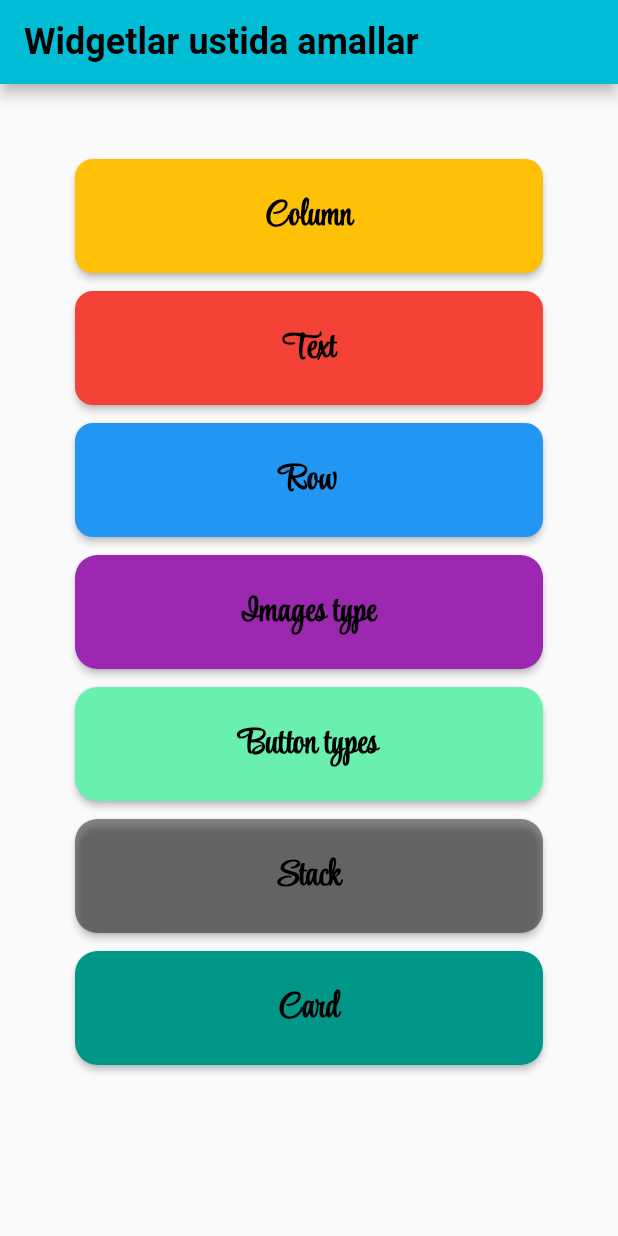
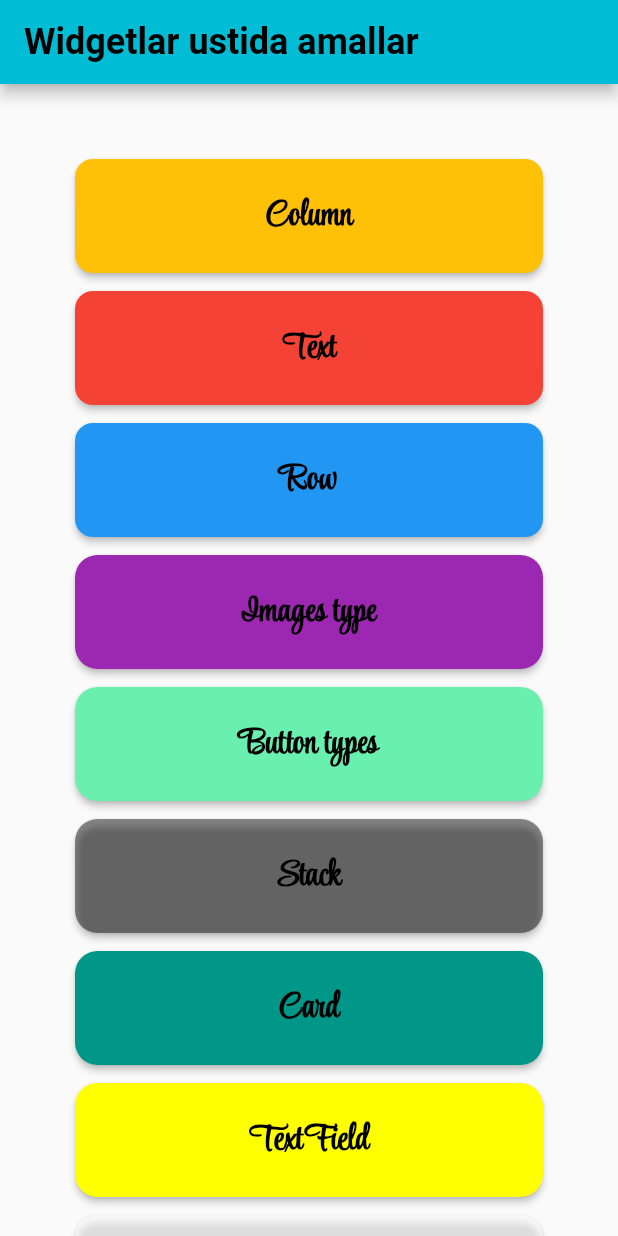
Before and after one commit to d0niy0r/flutter-widgets, a Flutter app: the screen it shows after launch, on a phone screen of 412 x 824 dp. Run offline on Flutter 3.47's test engine with Material 2 defaults, Android fonts, the phone set to English and light mode, and no system bars.

Commit message:
Added Card , Stack, Form, TextField pages

```diff
--- a/lib/homePage.dart
+++ b/lib/homePage.dart
@@ -1,9 +1,13 @@
 import 'package:flutter/material.dart';
 import 'package:widgets/widgets-screens/Row.dart';
 import 'package:widgets/widgets-screens/buttons.dart';
+import 'package:widgets/widgets-screens/card.dart';
 import 'package:widgets/widgets-screens/column.dart';
+import 'package:widgets/widgets-screens/form.dart';
 import 'package:widgets/widgets-screens/images.dart';
+import 'package:widgets/widgets-screens/stack.dart';
 import 'package:widgets/widgets-screens/text.dart';
+import 'package:widgets/widgets-screens/text_field.dart';
 
 class HomePage extends StatelessWidget {
   HomePage({super.key});
@@ -161,7 +165,7 @@ class HomePage extends StatelessWidget {
                           fontSize: 20, fontWeight: FontWeight.bold)),
                   onPressed: () {
                     Navigator.push(context,
-                        MaterialPageRoute(builder: (context) => ImagesPage()));
+                        MaterialPageRoute(builder: (context) => StackPage()));
                   },
                   child: const Text(
                     "Stack",
@@ -186,7 +190,7 @@ class HomePage extends StatelessWidget {
                           fontSize: 20, fontWeight: FontWeight.bold)),
                   onPressed: () {
                     Navigator.push(context,
-                        MaterialPageRoute(builder: (context) => ImagesPage()));
+                        MaterialPageRoute(builder: (context) => CardPage()));
                   },
                   child: const Text(
                     "Card",
@@ -197,6 +201,57 @@ class HomePage extends StatelessWidget {
                     ),
                   ),
                 ),
+                const SizedBox(
+                  height: 12,
+                ),
+                ElevatedButton(
+                  style: ElevatedButton.styleFrom(
+                      padding: const EdgeInsets.all(20),
+                      backgroundColor: Colors.yellowAccent,
+                      shape: RoundedRectangleBorder(
+                        borderRadius: BorderRadius.circular(15),
+                      ),
+                      textStyle: const TextStyle(
+                          fontSize: 20, fontWeight: FontWeight.bold)),
+                  onPressed: () {
+                    Navigator.push(context,
+                        MaterialPageRoute(builder: (context) => TextFieldPage()));
+                  },
+                  child: const Text(
+                    "Text Field",
+                    style: TextStyle(
+                      fontWeight: FontWeight.bold,
+                      fontFamily: "StyleScript",
+                      fontSize: 24,
+                    ),
+                  ),
+                ),
+                const SizedBox(
+                  height: 12,
+                ),
+                ElevatedButton(
+                  style: ElevatedButton.styleFrom(
+                      padding: const EdgeInsets.all(20),
+                      backgroundColor: Colors.white54,
+                      shape: RoundedRectangleBorder(
+                        borderRadius: BorderRadius.circular(15),
+                      ),
+                      textStyle: const TextStyle(
+                          fontSize: 20, fontWeight: FontWeight.bold)),
+                  onPressed: () {
+                    Navigator.push(context,
+                        MaterialPageRoute(builder: (context) => FormPage()));
+                  },
+                  child: const Text(
+                    "Form",
+                    style: TextStyle(
+                      fontWeight: FontWeight.bold,
+                      fontFamily: "StyleScript",
+                      fontSize: 24,
+                    ),
+                  ),
+                ),
+
               ],
             ),
           ),
```
Also changed, not shown: lib/widgets-screens/card.dart (added, +83 -0 lines), lib/widgets-screens/form.dart (added, +50 -0 lines), lib/widgets-screens/stack.dart (added, +110 -0 lines), lib/widgets-screens/text_field.dart (added, +44 -0 lines).
